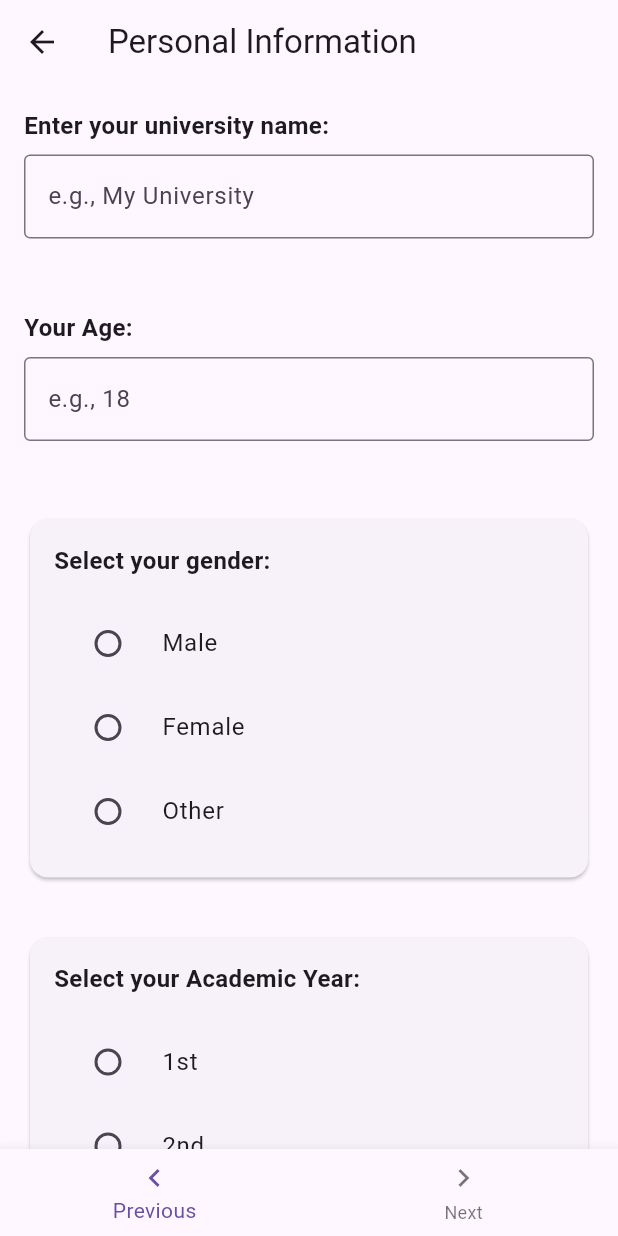
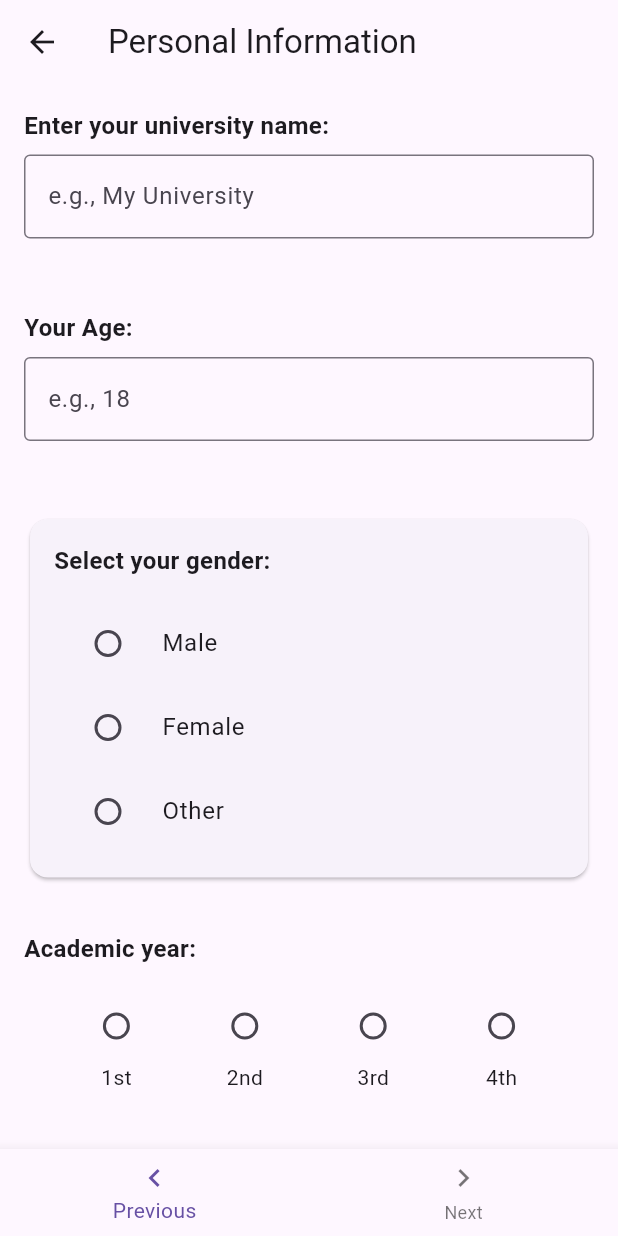
Before and after one commit to Prec1se/FormInput-updated01, a Flutter app: the PersonalInformation screen opened directly, on a phone screen of 412 x 824 dp. Run offline on Flutter 3.47's test engine with Material 3 defaults, Android fonts, the phone set to English and light mode, and no system bars.

Commit message:
academic year selection ui updated

```diff
--- a/lib/Pages/PersonalIndormation.dart
+++ b/lib/Pages/PersonalIndormation.dart
@@ -1,6 +1,7 @@
 import 'package:flutter/material.dart';
 
 import 'SocialMediaUsage.dart';
+import '../Widget/SelectAcademicYear.dart';
 
 class PersonalInformation extends StatefulWidget {
   @override
@@ -9,7 +10,6 @@ class PersonalInformation extends StatefulWidget {
 
 class _PersonalInformationState extends State<PersonalInformation> {
   String _selectedGender = '';
-  String _acYear = '';
   TextEditingController _universityController = TextEditingController();
   TextEditingController _ageController = TextEditingController();
 
@@ -131,65 +131,7 @@ class _PersonalInformationState extends State<PersonalInformation> {
                 ),
               ),
             ),
-            Padding(
-              padding: const EdgeInsets.all(16.0),
-              child: Card(
-                child: Padding(
-                  padding: const EdgeInsets.all(16.0),
-                  child: Column(
-                    crossAxisAlignment: CrossAxisAlignment.start,
-                    children: [
-                      Text(
-                        'Select your Academic Year:',
-                        style: TextStyle(
-                            fontSize: 16.0, fontWeight: FontWeight.bold),
-                      ),
-                      SizedBox(height: 16.0),
-                      RadioListTile(
-                        title: Text('1st'),
-                        value: '1st',
-                        groupValue: _acYear,
-                        onChanged: (value) {
-                          setState(() {
-                            _selectedGender = value.toString();
-                          });
-                        },
-                      ),
-                      RadioListTile(
-                        title: Text('2nd'),
-                        value: '2nd',
-                        groupValue: _acYear,
-                        onChanged: (value) {
-                          setState(() {
-                            _selectedGender = value.toString();
-                          });
-                        },
-                      ),
-                      RadioListTile(
-                        title: Text('3rd'),
-                        value: '3rd',
-                        groupValue: _acYear,
-                        onChanged: (value) {
-                          setState(() {
-                            _selectedGender = value.toString();
-                          });
-                        },
-                      ),
-                      RadioListTile(
-                        title: Text('4th'),
-                        value: '4th',
-                        groupValue: _acYear,
-                        onChanged: (value) {
-                          setState(() {
-                            _selectedGender = value.toString();
-                          });
-                        },
-                      ),
-                    ],
-                  ),
-                ),
-              ),
-            ),
+            AcademicYearSelection(),
             SizedBox(height: 16.0),
             Center(
               child: ElevatedButton(
```
